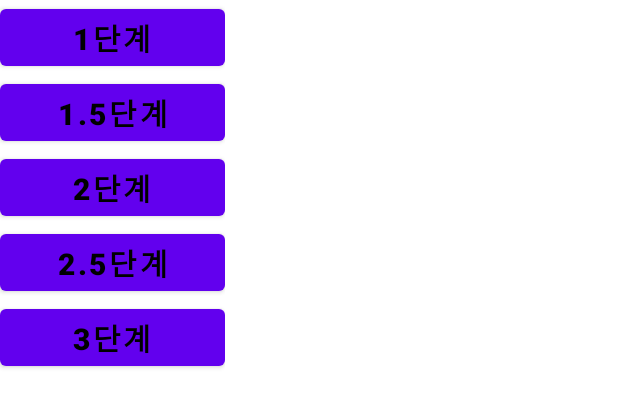
After one commit to YuYangWoo/HongKaThon, an Android app: the layout dialog_item.xml on its own in the app's theme, with its tools: preview values and no code run, on a phone screen of 412 x 824 dp. The commit adds this screen. Shown: the top 407 px of the screen. Run offline under Robolectric (Android 15) with nearby library versions, the phone set to English and light mode, and no system bars; network calls fail.

Commit message:
Item 클릭시 Dialog 띄우기 구현

```diff
--- a/HongKaThon/app/src/main/java/com/cookandroid/social_distance/adapter/ItemAdapter.kt
+++ b/HongKaThon/app/src/main/java/com/cookandroid/social_distance/adapter/ItemAdapter.kt
@@ -1,5 +1,6 @@
 package com.cookandroid.social_distance.adapter
 
+import android.app.ProgressDialog.show
 import android.content.ClipData
 import android.content.Context
 import android.util.Log
@@ -9,6 +10,7 @@ import android.widget.Toast
 import androidx.recyclerview.widget.RecyclerView
 import com.cookandroid.social_distance.AreaItem
 import com.cookandroid.social_distance.databinding.HolderListBinding
+import com.cookandroid.social_distance.dialog.ItemDialog
 
 class ItemAdapter(private val context: Context) : RecyclerView.Adapter<ItemAdapter.ListViewHolder>() {
     var data = ArrayList<AreaItem>()
@@ -32,7 +34,7 @@ class ItemAdapter(private val context: Context) : RecyclerView.Adapter<ItemAdapt
 
         init {
             binding.root.setOnClickListener {
-                Log.d("test", binding.main!!.name)
+            ItemDialog(itemView.context).show()
             }
         }
     }
--- a/HongKaThon/app/src/main/java/com/cookandroid/social_distance/fragment/MainFragment.kt
+++ b/HongKaThon/app/src/main/java/com/cookandroid/social_distance/fragment/MainFragment.kt
@@ -38,9 +38,7 @@ private lateinit var gpsTracker:GpsTracker
         }
 
         setRecyclerView()
-        btn1.setOnClickListener {
 
-        }
     }
 
     fun setRecyclerView() {
--- /dev/null
+++ b/HongKaThon/app/src/main/res/layout/dialog_item.xml
@@ -0,0 +1,44 @@
+<?xml version="1.0" encoding="utf-8"?>
+<layout
+    xmlns:android="http://schemas.android.com/apk/res/android">
+    <data>
+        <variable
+            name="dialog"
+            type="com.cookandroid.social_distance.dialog.ItemDialog" />
+    </data>
+<LinearLayout
+    android:layout_width="wrap_content"
+    android:layout_height="wrap_content"
+    android:orientation="vertical">
+    <Button
+        android:layout_width="150dp"
+        android:layout_height="50dp"
+        style="@style/BaseText"
+        android:text = "1단계">
+    </Button>
+    <Button
+        android:layout_width="150dp"
+        android:layout_height="50dp"
+        style="@style/BaseText"
+        android:text = "1.5단계">
+    </Button>
+    <Button
+        android:layout_width="150dp"
+        android:layout_height="50dp"
+        style="@style/BaseText"
+        android:text = "2단계">
+    </Button>
+    <Button
+        android:layout_width="150dp"
+        android:layout_height="50dp"
+        style="@style/BaseText"
+        android:text = "2.5단계">
+    </Button>
+    <Button
+        android:layout_width="150dp"
+        android:layout_height="50dp"
+        style="@style/BaseText"
+        android:text = "3단계">
+    </Button>
+</LinearLayout>
+</layout>
```
Also changed, not shown: HongKaThon/app/src/main/java/com/cookandroid/social_distance/base/BaseDialog.kt (added, +18 -0 lines), HongKaThon/app/src/main/java/com/cookandroid/social_distance/dialog/ItemDialog.kt (added, +11 -0 lines), HongKaThon/app/src/main/res/layout/fragment_main.xml (+0 -11 lines).
